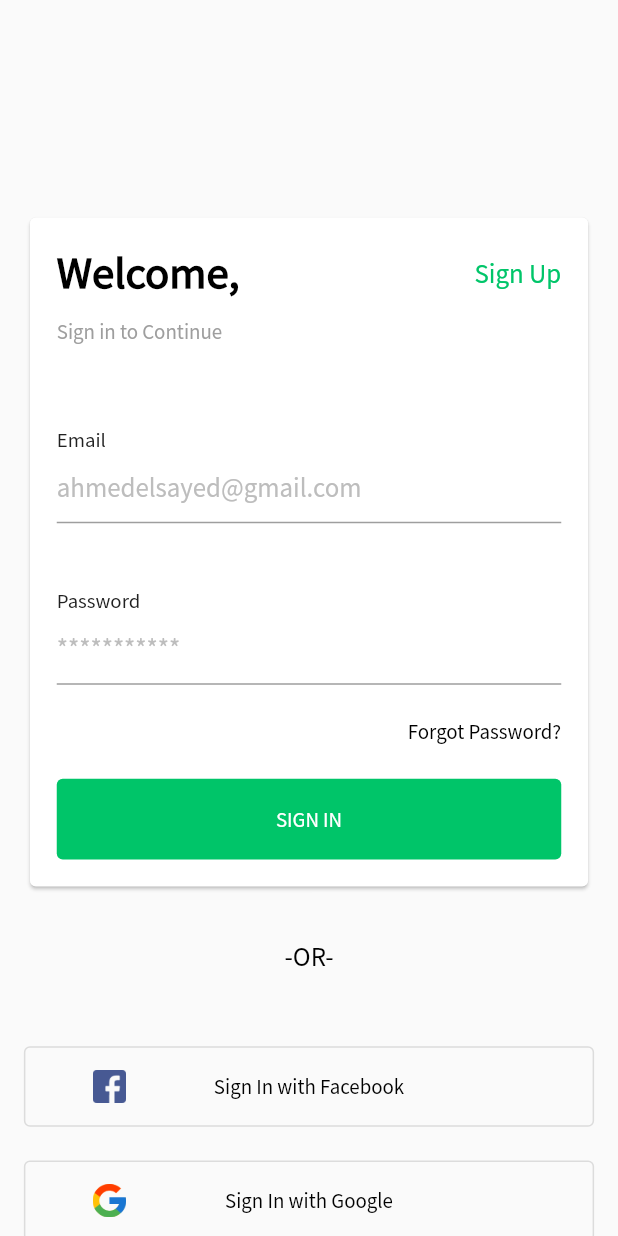
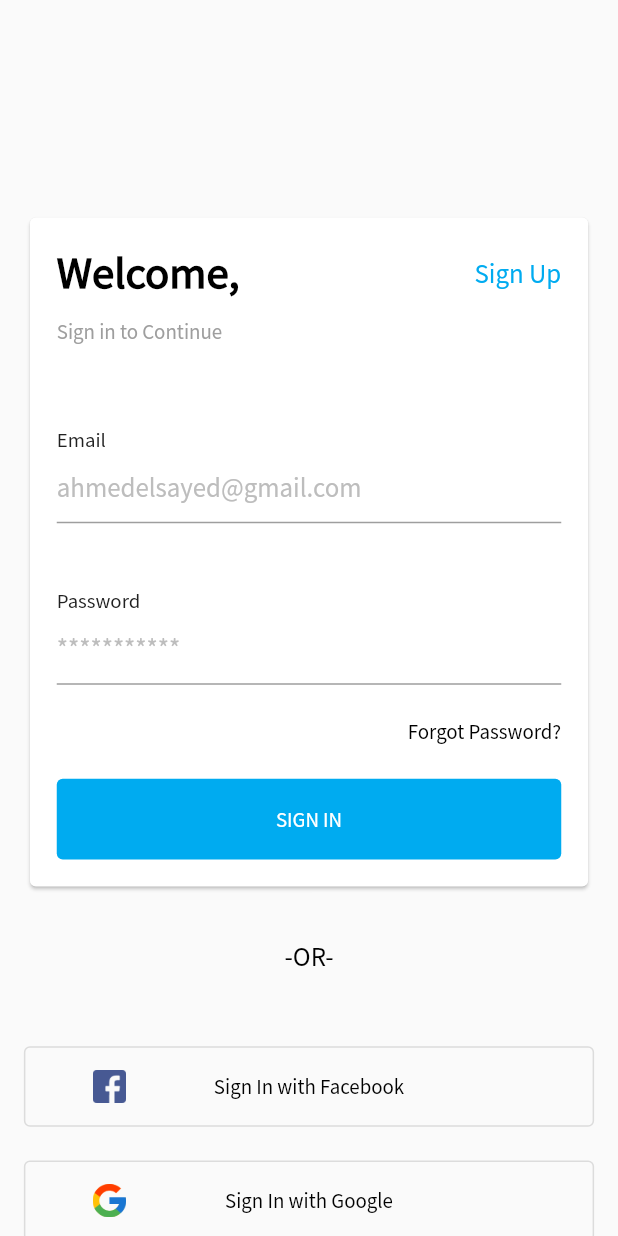
Before and after one commit to hafizhh3d/app_dev, a Flutter app: the screen it shows after launch, on a phone screen of 412 x 824 dp. Run offline on Flutter 3.47's test engine with Material 2 defaults, Android fonts, the phone set to English and light mode, and no system bars; our stand-ins replace cloud_firestore, firebase_auth, firebase_core, firebase_storage, flutter_screenutil, get and 4 more; missing offline and left inert: flutter_facebook_auth; accounts and stored records are empty.

Commit message:
Changed primaryColor

```diff
--- a/lib/constants.dart
+++ b/lib/constants.dart
@@ -1,3 +1,3 @@
 import 'package:flutter/material.dart';
 
-const primaryColor = Color.fromRGBO(0, 197, 105, 1);
+const primaryColor = Color.fromRGBO(0, 171, 240, 1);
```
